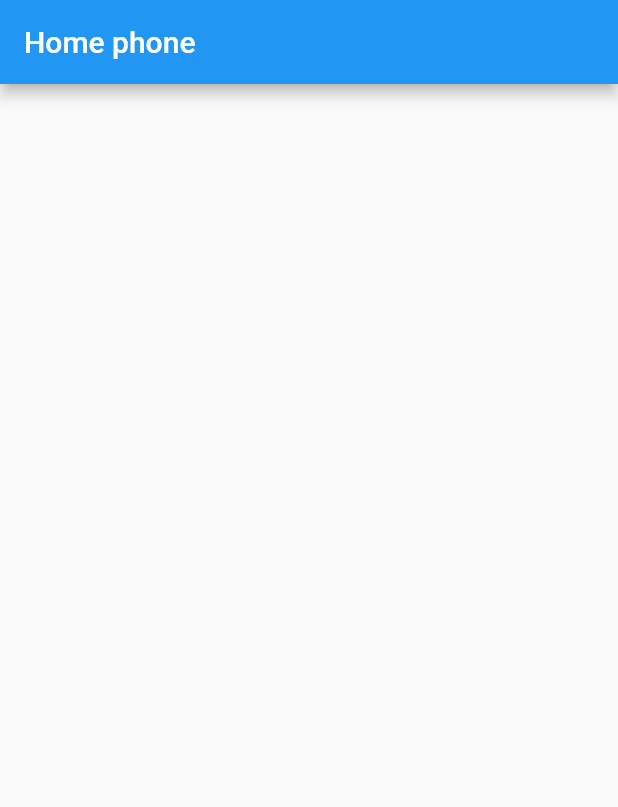
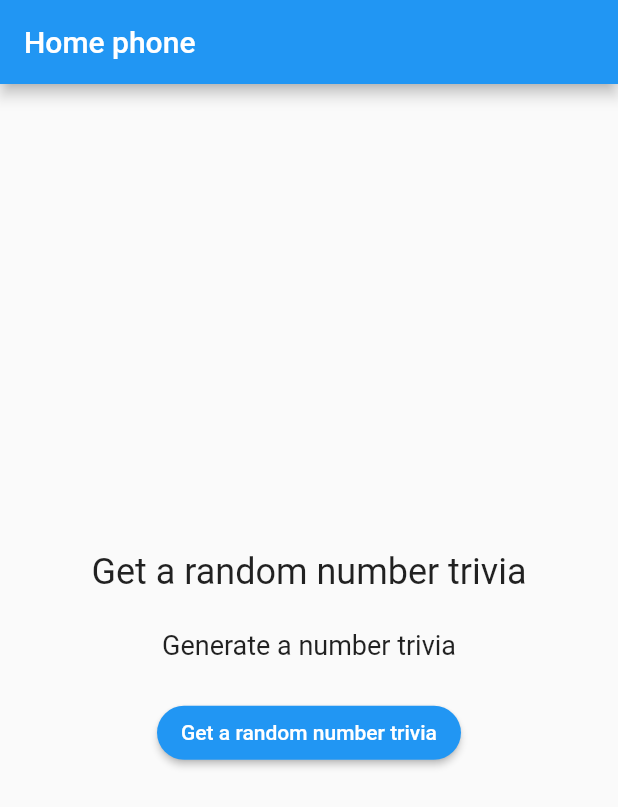
Before and after one commit to MarioSQuilantan/number_trivia_app, a Flutter app: the screen it shows after launch, on a phone screen of 412 x 824 dp. Shown: the top 807 px of the screen. Run offline on Flutter 3.47's test engine with Material 2 defaults, Android fonts, the phone set to English and light mode, and no system bars; our stand-ins replace bloc, dartz, equatable, flutter_bloc, get_it, go_router.

Commit message:
refactor: :zap: updated ui name files

```diff
--- a/lib/ui/home/home.page.dart
+++ b/lib/ui/home/home.page.dart
@@ -1,9 +1,9 @@
 import 'package:flutter/widgets.dart';
 
 import '../../core/layout/screen.layout.dart';
-import 'layouts/desktop/desktop.layout.dart';
-import 'layouts/phone/phone.layout.dart';
-import 'layouts/tablet/tablet.layout.dart';
+import 'layouts/desktop/home_desktop.layout.dart';
+import 'layouts/phone/home_phone.layout.dart';
+import 'layouts/tablet/home_tablet.layout.dart';
 
 class HomePage extends StatelessWidget {
   const HomePage({super.key});
@@ -12,9 +12,9 @@ class HomePage extends StatelessWidget {
   Widget build(BuildContext context) {
     return const SafeArea(
       child: ScreenLayout(
-        mobileLayout: PhoneLayout(),
-        tabletLayout: TabletLayout(),
-        desktopLayout: DesktopLayout(),
+        mobileLayout: HomePhoneLayout(),
+        tabletLayout: HomeTabletLayout(),
+        desktopLayout: HomeDesktopLayout(),
       ),
     );
   }
--- a/lib/ui/home/layouts/desktop/desktop.layout.dart
+++ b/lib/ui/home/layouts/desktop/home_desktop.layout.dart
@@ -1,7 +1,7 @@
 import 'package:flutter/material.dart';
 
-class DesktopLayout extends StatelessWidget {
-  const DesktopLayout({super.key});
+class HomeDesktopLayout extends StatelessWidget {
+  const HomeDesktopLayout({super.key});
 
   @override
   Widget build(BuildContext context) {
--- /dev/null
+++ b/lib/ui/home/layouts/phone/home_phone.layout.dart
@@ -0,0 +1,76 @@
+import 'package:flutter/material.dart';
+import 'package:flutter_bloc/flutter_bloc.dart';
+import 'package:number_trivia_app/core/values/constants.dart';
+
+import '../../../../features/number_trivia/presentation/bloc/number_trivia_bloc.dart';
+
+class HomePhoneLayout extends StatelessWidget {
+  const HomePhoneLayout({super.key});
+
+  @override
+  Widget build(BuildContext context) {
+    return Scaffold(
+      appBar: AppBar(
+        title: const Text('Home phone'),
+      ),
+      body: Center(
+        child: ListView(
+          padding: const EdgeInsets.symmetric(
+            horizontal: 24.0,
+            vertical: 18.0,
+          ),
+          shrinkWrap: true,
+          children: <Widget>[
+            const Center(
+              child: Text(
+                'Get a random number trivia',
+                style: TextStyle(fontSize: 24),
+              ),
+            ),
+            const SizedBox(height: 24.0),
+            Center(
+              child: BlocBuilder<NumberTriviaBloc, NumberTriviaState>(
+                builder: (context, state) {
+                  if (state is NumberTriviaIsLoading) {
+                    return const CircularProgressIndicator();
+                  }
+
+                  if (state is NumberTriviaHasData) {
+                    return Text(
+                      key: HomePhoneLayoutKeys.numberTriviaData,
+                      state.numberTrivia.text,
+                      style: const TextStyle(fontSize: 18),
+                    );
+                  }
+
+                  if (state is NumberTriviaHasError) {
+                    return Text(
+                      state.message,
+                      style: const TextStyle(fontSize: 18),
+                    );
+                  }
+                  return const Text(
+                    'Generate a number trivia',
+                    style: TextStyle(fontSize: 18),
+                  );
+                },
+              ),
+            ),
+            const SizedBox(height: 24.0),
+            Row(
+              mainAxisAlignment: MainAxisAlignment.center,
+              children: <Widget>[
+                ElevatedButton(
+                  key: HomePhoneLayoutKeys.getRandomNumberTrivia,
+                  onPressed: () => BlocProvider.of<NumberTriviaBloc>(context).add(GetRandomNumberTriviaEvent()),
+                  style: ElevatedButton.styleFrom(shape: const StadiumBorder()),
+                  child: const Text('Get a random number trivia'),
+                )
+              ],
+            )
+          ],
+        ),
+      ),
+    );
+  }
+}
--- a/lib/ui/home/layouts/phone/phone.layout.dart
+++ b/lib/ui/home/layouts/tablet/home_tablet.layout.dart
@@ -1,13 +1,13 @@
 import 'package:flutter/material.dart';
 
-class PhoneLayout extends StatelessWidget {
-  const PhoneLayout({super.key});
+class HomeTabletLayout extends StatelessWidget {
+  const HomeTabletLayout({super.key});
 
   @override
   Widget build(BuildContext context) {
     return Scaffold(
       appBar: AppBar(
-        title: const Text('Home phone'),
+        title: const Text('Home tablet'),
       ),
       body: Container(),
     );
--- a/lib/ui/home/layouts/tablet/tablet.layout.dart
+++ /dev/null
@@ -1,15 +0,0 @@
-import 'package:flutter/material.dart';
-
-class TabletLayout extends StatelessWidget {
-  const TabletLayout({super.key});
-
-  @override
-  Widget build(BuildContext context) {
-    return Scaffold(
-      appBar: AppBar(
-        title: const Text('Home tablet'),
-      ),
-      body: Container(),
-    );
-  }
-}
```
